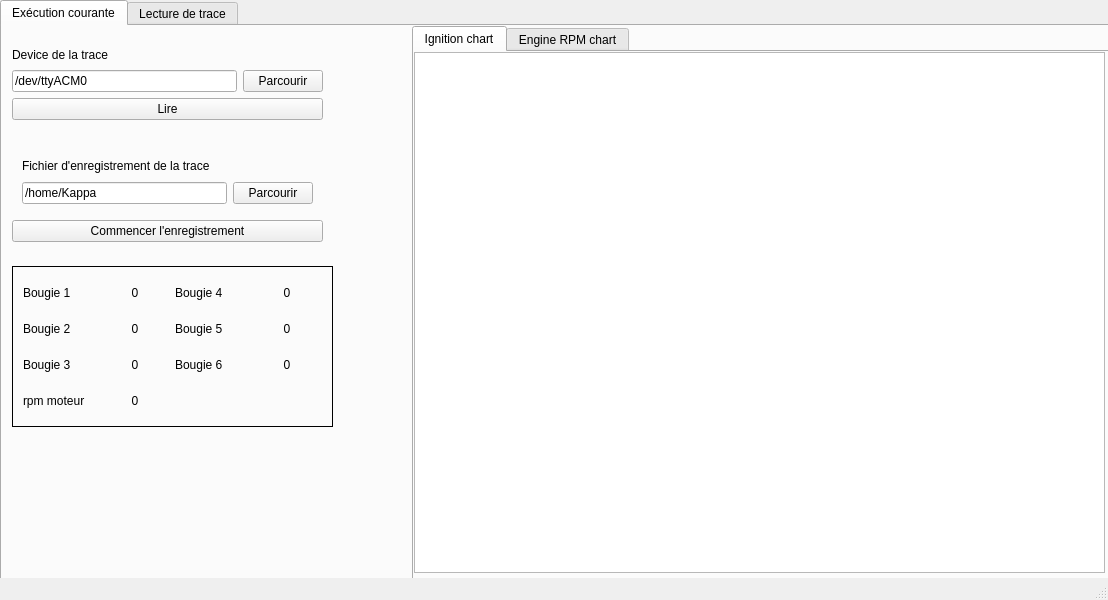
Before: the Qt Designer form qt_gui/mainwindow.ui in UPPERCASE4SIAME/Projet, drawn with Qt 5.
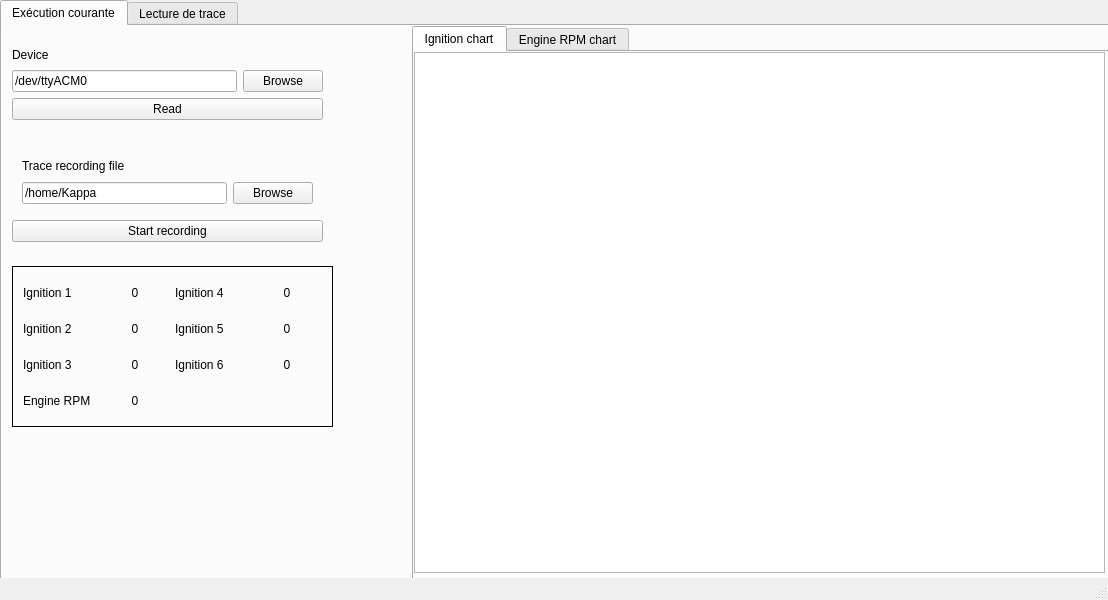
After: the same form once the commit is applied. The open tabs and pages were chosen to show the change. Custom widgets are drawn as their Qt base class.

Commit message: the animation works, also I translated the interface

Diff of the .ui file:
```diff
--- a/qt_gui/mainwindow.ui
+++ b/qt_gui/mainwindow.ui
@@ -55,7 +55,7 @@
        <item>
         <widget class="QLabel" name="label_53">
          <property name="text">
-          <string>Device de la trace</string>
+          <string>Device</string>
          </property>
         </widget>
        </item>
@@ -71,7 +71,7 @@
          <item>
           <widget class="QPushButton" name="browse_button_exec">
            <property name="text">
-            <string>Parcourir</string>
+            <string>Browse</string>
            </property>
           </widget>
          </item>
@@ -82,7 +82,7 @@
          <item>
           <widget class="QPushButton" name="readDevice_button">
            <property name="text">
-            <string>Lire</string>
+            <string>Read</string>
            </property>
           </widget>
          </item>
@@ -121,9 +121,9 @@
        <item row="0" column="1">
         <layout class="QHBoxLayout" name="ignition4_layout_2">
          <item>
-          <widget class="QLabel" name="ignition4_title_label_exec">
+          <widget class="QLabel" name="ignition6_title_label_exec">
            <property name="text">
-            <string>Bougie 4</string>
+            <string>Ignition 4</string>
            </property>
           </widget>
          </item>
@@ -144,7 +144,7 @@
          <item>
           <widget class="QLabel" name="ignition3_title_label_exec">
            <property name="text">
-            <string>Bougie 3</string>
+            <string>Ignition 3</string>
            </property>
           </widget>
          </item>
@@ -163,9 +163,9 @@
        <item row="2" column="1">
         <layout class="QHBoxLayout" name="ignition6_layout_2">
          <item>
-          <widget class="QLabel" name="ignition6_title_label_exec">
+          <widget class="QLabel" name="ignition4_title_label_exec">
            <property name="text">
-            <string>Bougie 6</string>
+            <string>Ignition 6</string>
            </property>
           </widget>
          </item>
@@ -184,9 +184,9 @@
        <item row="1" column="0">
         <layout class="QHBoxLayout" name="ignition2_layout_2">
          <item>
-          <widget class="QLabel" name="ignition2_title_label_exec">
+          <widget class="QLabel" name="ignition5_title_label_exec">
            <property name="text">
-            <string>Bougie 2</string>
+            <string>Ignition 2</string>
            </property>
           </widget>
          </item>
@@ -205,9 +205,9 @@
        <item row="1" column="1">
         <layout class="QHBoxLayout" name="ignition5_layout_2">
          <item>
-          <widget class="QLabel" name="ignition5_title_label_exec">
+          <widget class="QLabel" name="ignition2_title_label_exec">
            <property name="text">
-            <string>Bougie 5</string>
+            <string>Ignition 5</string>
            </property>
           </widget>
          </item>
@@ -228,7 +228,7 @@
          <item>
           <widget class="QLabel" name="ignition1_title_label_exec">
            <property name="text">
-            <string>Bougie 1</string>
+            <string>Ignition 1</string>
            </property>
           </widget>
          </item>
@@ -249,7 +249,7 @@
          <item>
           <widget class="QLabel" name="engine_rpm_exec">
            <property name="text">
-            <string>rpm moteur</string>
+            <string>Engine RPM</string>
            </property>
           </widget>
          </item>
@@ -308,7 +308,7 @@
            <item>
             <widget class="QLabel" name="label_54">
              <property name="text">
-              <string>Fichier d'enregistrement de la trace</string>
+              <string>Trace recording file</string>
              </property>
             </widget>
            </item>
@@ -324,7 +324,7 @@
              <item>
               <widget class="QPushButton" name="browse_button_save_exec">
                <property name="text">
-                <string>Parcourir</string>
+                <string>Browse</string>
                </property>
               </widget>
              </item>
@@ -337,7 +337,7 @@
            <item>
             <widget class="QPushButton" name="save_button_exec">
              <property name="text">
-              <string>Commencer l'enregistrement</string>
+              <string>Start recording</string>
              </property>
             </widget>
            </item>
```
Left out of the diff: 24 changed lines with no effect on the pictures. The commit also changes 3 other files.
